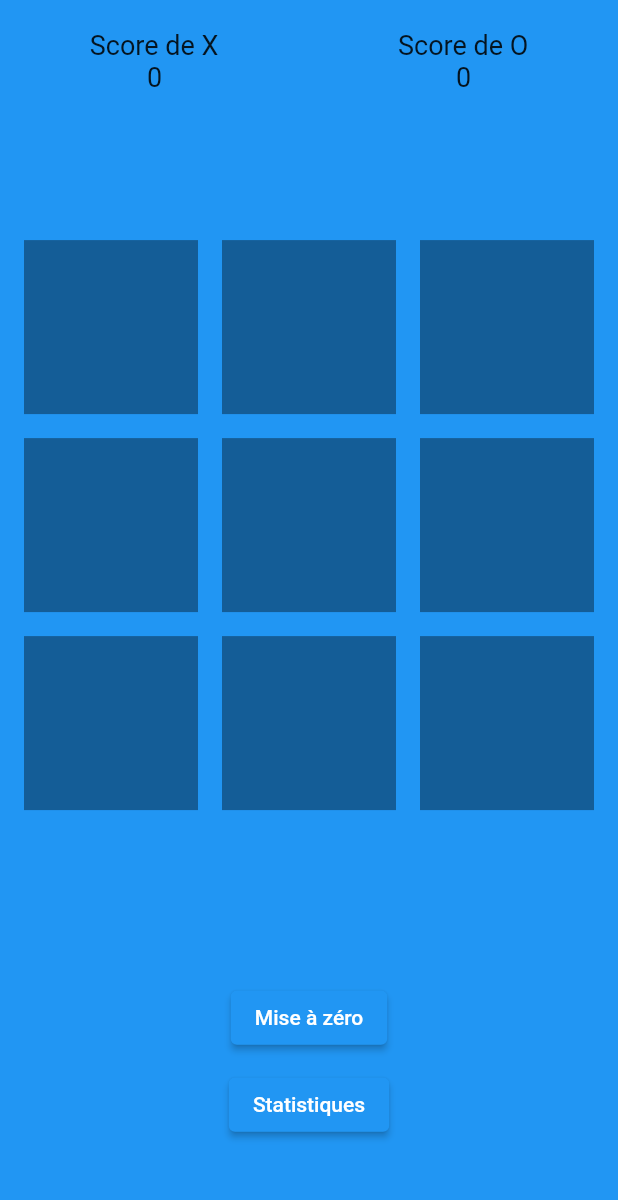
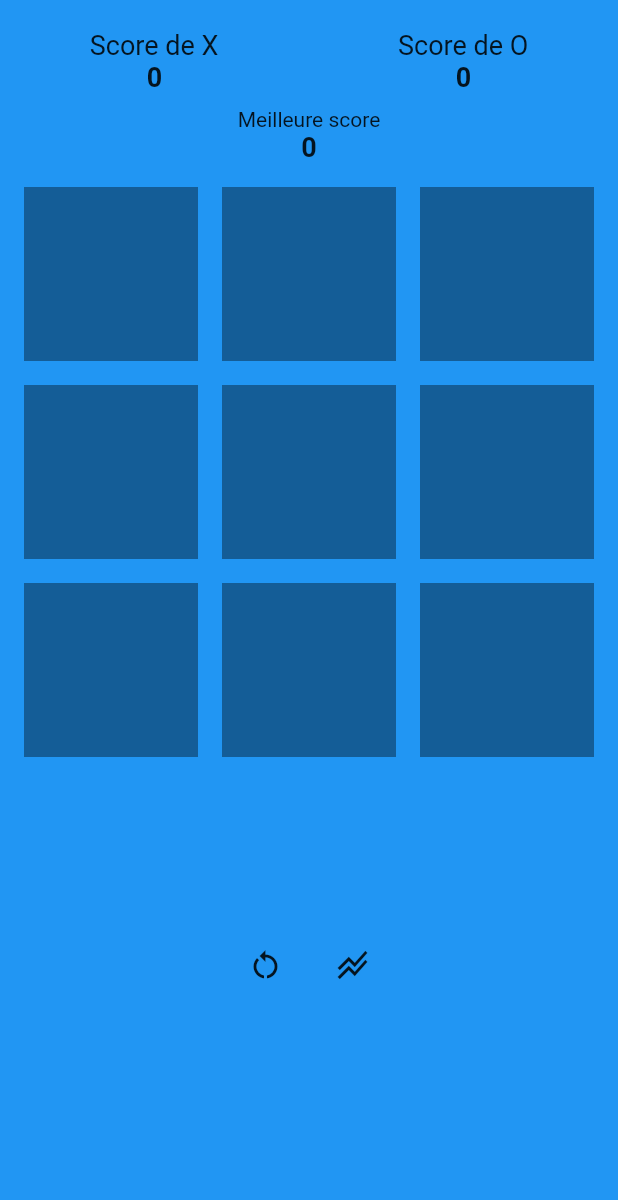
Before and after one commit to Matvdb/MorpionAdvanced, a Flutter app: the Game screen opened directly, on a phone screen of 412 x 824 dp, the part 32-1232 px from its top. Run offline on Flutter 3.47's test engine with Material 2 defaults, Android fonts, the phone set to English and light mode, and no system bars; our stand-ins replace charts_flutter, fl_chart.

Commit message:
finissions morpion, début page d'accueil

```diff
--- a/lib/class/morpion.dart
+++ b/lib/class/morpion.dart
@@ -4,6 +4,8 @@ class Morpion {
 
   static int scoreJ1 = 0;
   static int scoreJ2 = 0;
+
+  static String phraseResult = "";
 
   // Fonction pour calculer les probabilités
   static List<double> calculerProbabilite(int scoreJoueur1, int scoreJoueur2) {
@@ -15,6 +17,15 @@ class Morpion {
   }
 
   static int bestScore = 0;
+
+  static int getBestScore(){
+    if(scoreJ1 > scoreJ2){
+      bestScore = scoreJ1;
+    } else if(scoreJ2 > scoreJ1){
+      bestScore = scoreJ2;
+    }
+    return bestScore;
+  }
 
   static String currentPlayer = "";
   static bool gameEnd = false;
@@ -29,6 +40,7 @@ class Morpion {
   static void initScore(){
     scoreJ1 = 0;
     scoreJ2 = 0;
+    bestScore = 0;
   }
 
   static String headerText(){
@@ -49,16 +61,13 @@ class Morpion {
     List<double> probabilites = calculerProbabilite(scoreJ1, scoreJ2);
     double probabiliteJoueur1 = probabilites[0];
     String result = probabiliteJoueur1.toStringAsFixed(2);
-    return result;
+    return "$result %";
   }
 
   static String probaVictoireJ2(){
     List<double> probabilites = calculerProbabilite(scoreJ1, scoreJ2);
     double probabiliteJoueur2 = probabilites[1];
     String result = probabiliteJoueur2.toStringAsFixed(2);
-    return result;
+    return "$result %";
   }
-
-
-
 }
--- a/lib/ecran/game.dart
+++ b/lib/ecran/game.dart
@@ -5,6 +5,7 @@ import 'package:flutter/src/widgets/placeholder.dart';
 import 'package:morpion/class/graphic.dart';
 import 'package:morpion/class/morpion.dart';
 import 'package:charts_flutter/flutter.dart' as charts;
+import 'package:morpion/ecran/home.dart';
 
 class Game extends StatefulWidget {
   const Game({super.key});
@@ -85,9 +86,9 @@ class _GameState extends State<Game> {
           _messageFin(Row(
             mainAxisAlignment: MainAxisAlignment.center,
             children: [
-              Text("Le joueur "),
-              Text("$grille0 ", style: TextStyle(fontWeight: FontWeight.bold),),
-              Text("à gagner !"),
+              const Text("Le joueur "),
+              Text("$grille0 ", style: const TextStyle(fontWeight: FontWeight.bold),),
+              const Text("à gagner !"),
             ],
           ));
           Morpion.gameEnd = true;
@@ -124,6 +125,14 @@ class _GameState extends State<Game> {
               },
             ),
             TextButton(
+              child: const Text('Quitter'),
+              onPressed: () {
+                setState(() {
+                  Navigator.pushReplacement(context, MaterialPageRoute(builder: (context) => MyHomePage(title: "Morpion")));
+                });
+              },
+            ),
+            TextButton(
               child: const Text('Recommencer'),
               onPressed: () {
                 setState(() {
@@ -156,8 +165,8 @@ class _GameState extends State<Game> {
                     Row(
                       mainAxisAlignment: MainAxisAlignment.spaceAround,
                       children: [
-                        Text("Score de " + Morpion.joueur1),
-                        Text("Score de " + Morpion.joueur2),
+                        Text("Score de ${Morpion.joueur1}"),
+                        Text("Score de ${Morpion.joueur2}"),
                       ],
                     ),
                     Row(
@@ -167,12 +176,12 @@ class _GameState extends State<Game> {
                         Text(Morpion.scoreJ2.toString()),
                       ],
                     ),
-                    Padding(padding: EdgeInsets.all(15)),
-                    Text("Probabilité que " + Morpion.joueur1 + " gagne la partie:", style: TextStyle(fontSize: 13.0),),
-                    Text(Morpion.probaVictoireJ1().toString(), style: TextStyle(fontSize: 13.0, fontWeight: FontWeight.bold),),
-                    Padding(padding: EdgeInsets.all(5)),
-                    Text("Probabilité que " + Morpion.joueur2 + " gagne la partie:", style: TextStyle(fontSize: 13.0),),
-                    Text(Morpion.probaVictoireJ2().toString(), style: TextStyle(fontSize: 13.0, fontWeight: FontWeight.bold),),
+                    const Padding(padding: EdgeInsets.all(15)),
+                    Text("Probabilité que ${Morpion.joueur1} gagne la partie:", style: const TextStyle(fontSize: 13.0),),
+                    Text(Morpion.probaVictoireJ1().toString(), style: const TextStyle(fontSize: 13.0, fontWeight: FontWeight.bold),),
+                    const Padding(padding: EdgeInsets.all(5)),
+                    Text("Probabilité que ${Morpion.joueur2} gagne la partie:", style: const TextStyle(fontSize: 13.0),),
+                    Text(Morpion.probaVictoireJ2().toString(), style: const TextStyle(fontSize: 13.0, fontWeight: FontWeight.bold),),
                   ],
                 ),
               );
@@ -183,25 +192,27 @@ class _GameState extends State<Game> {
   }
 
   _restartButton(){
-    return ElevatedButton(
+    return IconButton(
       onPressed: (){
         setState(() {
           Morpion.initGame();
           Morpion.initScore();
         });
       },
-      child: const Text("Mise à zéro"),
+      icon: const Icon(Icons.restart_alt),
+      tooltip: "Mise à zéro",
     );
   }
 
   _statGame(){
-    return ElevatedButton(
+    return IconButton(
       onPressed: (){
         setState(() {
           _stats();
         });
       },
-      child: const Text("Statistiques"),
+      icon: const Icon(Icons.stacked_line_chart),
+      tooltip: "Statistiques",
     );
   }
 
@@ -209,20 +220,22 @@ class _GameState extends State<Game> {
   Widget build(BuildContext context) {
     return Scaffold(
       backgroundColor: Theme.of(context).primaryColor,
-      body: Column(
+      body: SingleChildScrollView(
+        scrollDirection: Axis.vertical,
+        child: Column(
           mainAxisAlignment: MainAxisAlignment.start,
           children: [
             Center(
               child: Row(
                 mainAxisAlignment: MainAxisAlignment.center,
                 children: [
-                Text("Morpion - ",
+                  const Text("Morpion - ",
                     style: TextStyle(
                       fontSize: 18.0,
                     ),
                   ),
                   Text(Morpion.headerText().toString(),
-                  style: TextStyle(
+                    style: const TextStyle(
                       fontSize: 18.0,
                       fontWeight: FontWeight.bold,
                     ),
@@ -230,18 +243,18 @@ class _GameState extends State<Game> {
                 ],
               ),
             ),
-          Padding(padding: EdgeInsets.all(10)),
+            const Padding(padding: EdgeInsets.all(10)),
             Center(
               child: Row(
                 mainAxisAlignment: MainAxisAlignment.spaceAround,
                 children: [
-                Text("Score de " + Morpion.joueur1,
-                  style: TextStyle(
+                  Text("Score de ${Morpion.joueur1}",
+                    style: const TextStyle(
                       fontSize: 18.0,
                     ),
                   ),
-                Text("Score de " + Morpion.joueur2,
-                  style: TextStyle(
+                  Text("Score de ${Morpion.joueur2}",
+                    style: const TextStyle(
                       fontSize: 18.0,
                     ),
                   ),
@@ -253,26 +266,46 @@ class _GameState extends State<Game> {
                 mainAxisAlignment: MainAxisAlignment.spaceAround,
                 children: [
                   Text(Morpion.scoreJ1.toString(),
-                  style: TextStyle(
+                    style: const TextStyle(
                       fontSize: 18.0,
+                      fontWeight: FontWeight.bold,
                     ),
                   ),
                   Text(Morpion.scoreJ2.toString(),
-                  style: TextStyle(
+                    style: const TextStyle(
                       fontSize: 18.0,
+                      fontWeight: FontWeight.bold,
                     ),
                   ),
                 ],
               ),
             ),
-          SizedBox(
-            height: MediaQuery.of(context).size.height * 0.1,
+            const Padding(padding: EdgeInsets.all(5)),
+            const Center(
+              child: Text("Meilleure score"),
+            ),
+            Row(
+              mainAxisAlignment: MainAxisAlignment.center,
+              children: [
+                Text(Morpion.getBestScore().toString(),
+                  style: const TextStyle(
+                    fontSize: 18.0,
+                    fontWeight: FontWeight.bold,
+                  ),
+                ),
+              ],
             ),
             _gameContainer(),
+            Row(
+              mainAxisAlignment: MainAxisAlignment.center,
+              children: [
                 _restartButton(),
-          Padding(padding: EdgeInsets.all(5)),
+                const Padding(padding: EdgeInsets.all(5)),
                 _statGame(),
               ],
+            ),
+          ],
+        ),
       ),
     );
   }
--- a/lib/main.dart
+++ b/lib/main.dart
@@ -14,7 +14,7 @@ class MyApp extends StatelessWidget {
     return MaterialApp(
       title: 'Morpion',
       theme: ThemeData(
-        primarySwatch: Colors.blue,
+        primaryColor: Colors.blue,
       ),
       debugShowCheckedModeBanner: false,
       home: const MyHomePage(title: "Morpion",),
```
Also changed, not shown: lib/ecran/home.dart (+92 -18 lines). Lines whose indentation alone changed are shown as unchanged.
